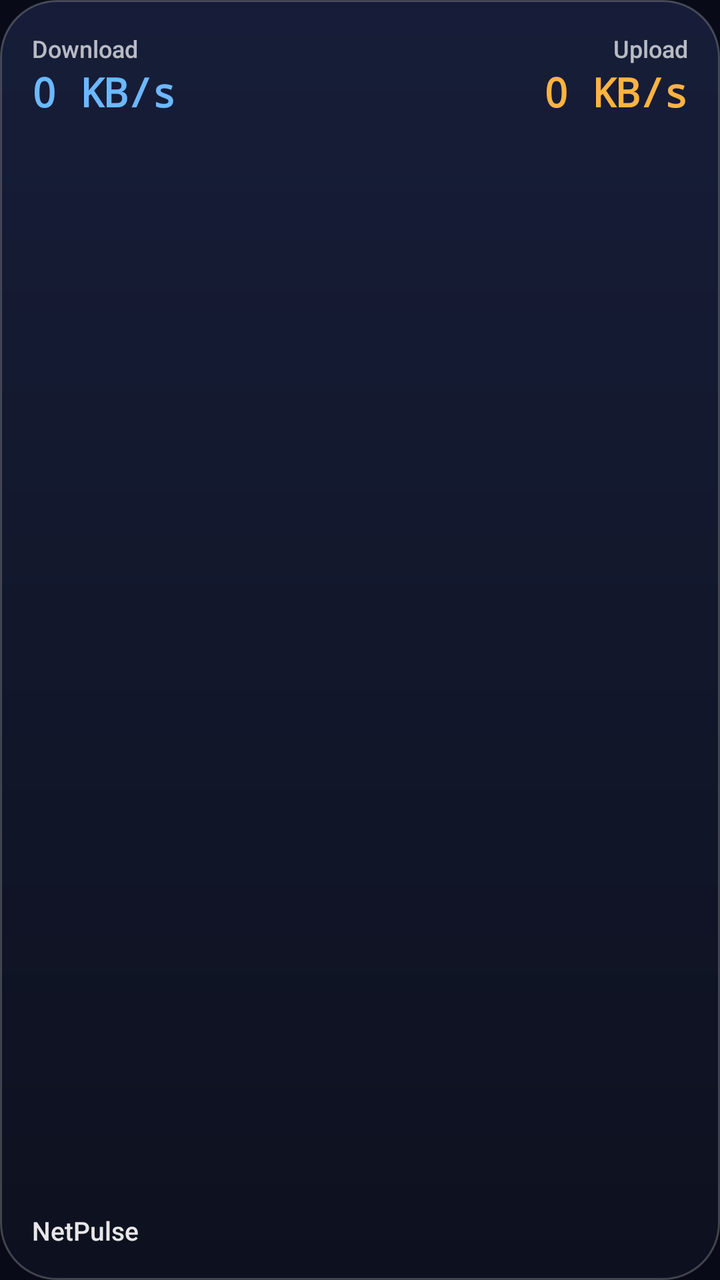
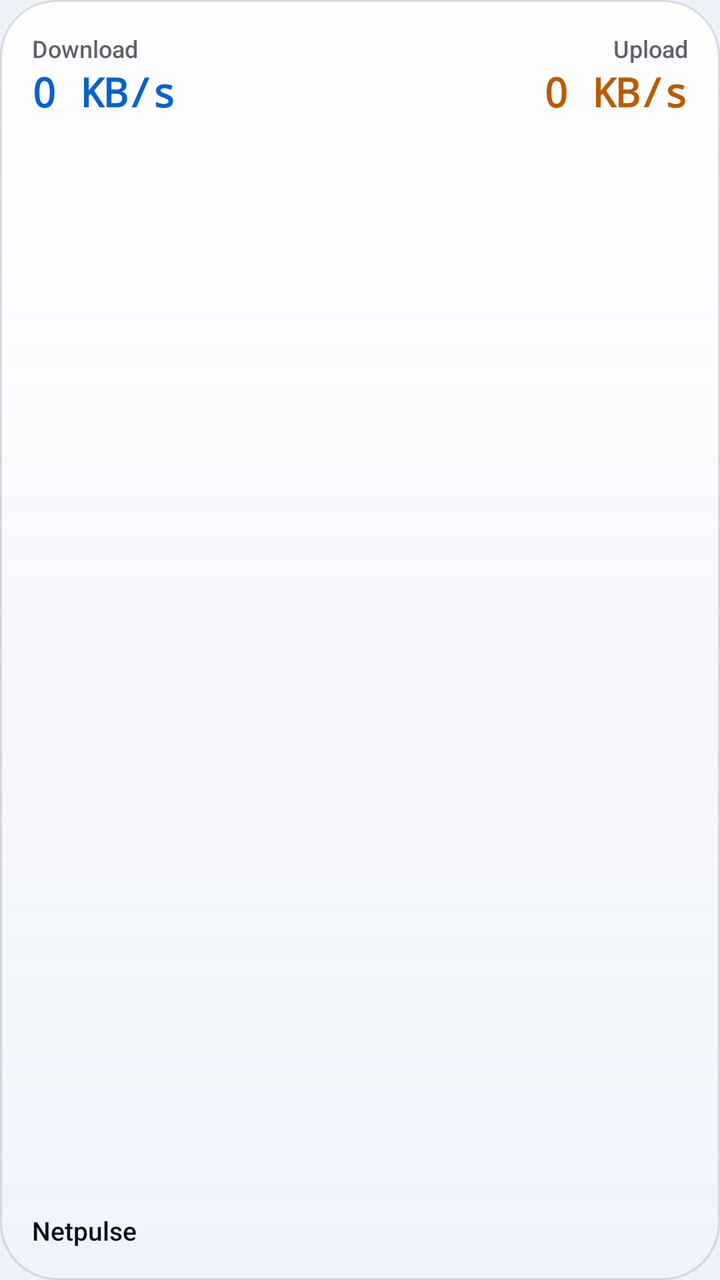

The first picture is an Android layout as it rendered before a commit; the second is the same layout after the commit. The layout source and the unified diff follow.
<!-- AndroidManifest.xml: application theme Theme.NetPulse -->
<!-- res/layout/widget_speed.xml -->
<?xml version="1.0" encoding="utf-8"?>
<LinearLayout xmlns:android="http://schemas.android.com/apk/res/android"
    android:id="@+id/widget_root"
    android:layout_width="match_parent"
    android:layout_height="match_parent"
    android:background="@drawable/widget_bg"
    android:orientation="vertical"
    android:padding="16dp">

    <LinearLayout
        android:layout_width="match_parent"
        android:layout_height="wrap_content"
        android:baselineAligned="false"
        android:orientation="horizontal">

        <LinearLayout
            android:layout_width="0dp"
            android:layout_height="wrap_content"
            android:layout_weight="1"
            android:orientation="vertical">

            <TextView
                android:layout_width="wrap_content"
                android:layout_height="wrap_content"
                android:fontFamily="sans-serif-medium"
                android:text="@string/widget_download"
                android:textColor="#B3FFFFFF"
                android:textSize="12sp" />

            <TextView
                android:id="@+id/widget_down"
                android:layout_width="wrap_content"
                android:layout_height="wrap_content"
                android:fontFamily="monospace"
                android:maxLines="1"
                android:text="@string/widget_zero"
                android:textColor="#FF6CB8FF"
                android:textSize="20sp"
                android:textStyle="bold" />
        </LinearLayout>

        <LinearLayout
            android:layout_width="0dp"
            android:layout_height="wrap_content"
            android:layout_weight="1"
            android:gravity="end"
            android:orientation="vertical">

            <TextView
                android:layout_width="wrap_content"
                android:layout_height="wrap_content"
                android:fontFamily="sans-serif-medium"
                android:text="@string/widget_upload"
                android:textColor="#B3FFFFFF"
                android:textSize="12sp" />

            <TextView
                android:id="@+id/widget_up"
                android:layout_width="wrap_content"
                android:layout_height="wrap_content"
                android:fontFamily="monospace"
                android:maxLines="1"
                android:text="@string/widget_zero"
                android:textColor="#FFFFB340"
                android:textSize="20sp"
                android:textStyle="bold" />
        </LinearLayout>
    </LinearLayout>

    <FrameLayout
        android:layout_width="match_parent"
        android:layout_height="0dp"
        android:layout_weight="1" />

    <LinearLayout
        android:layout_width="match_parent"
        android:layout_height="wrap_content"
        android:orientation="horizontal">

        <TextView
            android:id="@+id/widget_today"
            android:layout_width="0dp"
            android:layout_height="wrap_content"
            android:layout_weight="1"
            android:fontFamily="sans-serif-medium"
            android:maxLines="1"
            android:text="@string/app_name"
            android:textColor="#E6FFFFFF"
            android:textSize="13sp" />

        <TextView
            android:id="@+id/widget_network"
            android:layout_width="wrap_content"
            android:layout_height="wrap_content"
            android:fontFamily="sans-serif-medium"
            android:maxLines="1"
            android:textColor="#E6FFFFFF"
            android:textSize="13sp" />
    </LinearLayout>
</LinearLayout>
<!-- resources referenced by this layout -->
<resources>
  <!-- drawable widget_bg (drawable) -->
  <?xml version="1.0" encoding="utf-8"?>
  <shape xmlns:android="http://schemas.android.com/apk/res/android" android:shape="rectangle">
      <corners android:radius="28dp" />
      <gradient
          android:angle="270"
          android:startColor="#CC1A2140"
          android:endColor="#CC0E1120" />
      <stroke android:width="1dp" android:color="#38FFFFFF" />
  </shape>
  <string name="app_name">NetPulse</string>
  <string name="widget_download">Download</string>
  <string name="widget_upload">Upload</string>
  <string name="widget_zero">0 KB/s</string>
  <style name="Theme.NetPulse" parent="android:Theme.Material.NoActionBar">
          <item name="android:windowBackground">@color/background</item>
          <item name="android:statusBarColor">@android:color/transparent</item>
          <item name="android:navigationBarColor">@android:color/transparent</item>
      </style>
  <color name="background">#FF080B17</color>
</resources>

<!-- the commit's change to res/layout/widget_speed.xml (unified diff, before → after) -->
@@ -24,7 +24,7 @@
                 android:layout_height="wrap_content"
                 android:fontFamily="sans-serif-medium"
                 android:text="@string/widget_download"
-                android:textColor="#B3FFFFFF"
+                android:textColor="@color/widget_text_secondary"
                 android:textSize="12sp" />
 
             <TextView
@@ -34,7 +34,7 @@
                 android:fontFamily="monospace"
                 android:maxLines="1"
                 android:text="@string/widget_zero"
-                android:textColor="#FF6CB8FF"
+                android:textColor="@color/widget_down"
                 android:textSize="20sp"
                 android:textStyle="bold" />
         </LinearLayout>
@@ -51,7 +51,7 @@
                 android:layout_height="wrap_content"
                 android:fontFamily="sans-serif-medium"
                 android:text="@string/widget_upload"
-                android:textColor="#B3FFFFFF"
+                android:textColor="@color/widget_text_secondary"
                 android:textSize="12sp" />
 
             <TextView
@@ -61,7 +61,7 @@
                 android:fontFamily="monospace"
                 android:maxLines="1"
                 android:text="@string/widget_zero"
-                android:textColor="#FFFFB340"
+                android:textColor="@color/widget_up"
                 android:textSize="20sp"
                 android:textStyle="bold" />
         </LinearLayout>
@@ -85,7 +85,7 @@
             android:fontFamily="sans-serif-medium"
             android:maxLines="1"
             android:text="@string/app_name"
-            android:textColor="#E6FFFFFF"
+            android:textColor="@color/widget_text"
             android:textSize="13sp" />
 
         <TextView
@@ -94,7 +94,7 @@
             android:layout_height="wrap_content"
             android:fontFamily="sans-serif-medium"
             android:maxLines="1"
-            android:textColor="#E6FFFFFF"
+            android:textColor="@color/widget_text"
             android:textSize="13sp" />
     </LinearLayout>
 </LinearLayout>
<!-- resource entries referenced after the edit -->
@@ -1,24 +1,31 @@
 <!-- resources referenced by this layout -->
 <resources>
+  <color name="widget_down">#FF0A62C9</color>
+  <color name="widget_text">#FF0B0D1A</color>
+  <color name="widget_text_secondary">#A60B0D1A</color>
+  <color name="widget_up">#FFB85C00</color>
   <!-- drawable widget_bg (drawable) -->
   <?xml version="1.0" encoding="utf-8"?>
   <shape xmlns:android="http://schemas.android.com/apk/res/android" android:shape="rectangle">
       <corners android:radius="28dp" />
       <gradient
           android:angle="270"
-          android:startColor="#CC1A2140"
-          android:endColor="#CC0E1120" />
-      <stroke android:width="1dp" android:color="#38FFFFFF" />
+          android:endColor="@color/widget_bg_end"
+          android:startColor="@color/widget_bg_start" />
+      <stroke android:width="1dp" android:color="@color/widget_stroke" />
   </shape>
-  <string name="app_name">NetPulse</string>
+  <string name="app_name">Netpulse</string>
   <string name="widget_download">Download</string>
   <string name="widget_upload">Upload</string>
   <string name="widget_zero">0 KB/s</string>
-  <style name="Theme.NetPulse" parent="android:Theme.Material.NoActionBar">
+  <style name="Theme.NetPulse" parent="android:Theme.Material.Light.NoActionBar">
           <item name="android:windowBackground">@color/background</item>
           <item name="android:statusBarColor">@android:color/transparent</item>
           <item name="android:navigationBarColor">@android:color/transparent</item>
       </style>
-  <color name="background">#FF080B17</color>
+  <color name="widget_bg_end">#CCF1F4FB</color>
+  <color name="widget_bg_start">#E6FFFFFF</color>
+  <color name="widget_stroke">#1F0B0D1A</color>
+  <color name="background">#FFEEF1F8</color>
 </resources>
 
